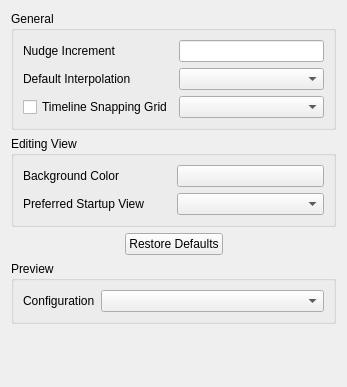
This is src/Authoring/Studio/_Win/UI/StudioAppPrefsPage.ui in flyhex/qt3dstudio as Qt 5 draws it before an edit. The edited form follows.
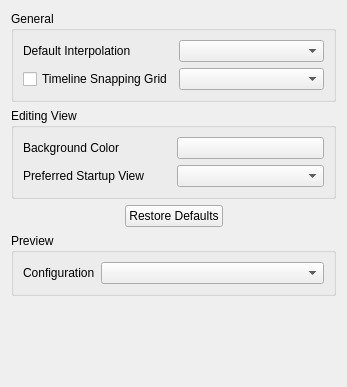
This is the edited form.

```diff
--- a/src/Authoring/Studio/_Win/UI/StudioAppPrefsPage.ui
+++ b/src/Authoring/Studio/_Win/UI/StudioAppPrefsPage.ui
@@ -21,16 +21,6 @@
      </property>
      <layout class="QGridLayout" name="gridLayout">
       <item row="0" column="0">
-       <widget class="QLabel" name="label">
-        <property name="text">
-         <string>Nudge Increment</string>
-        </property>
-        <property name="buddy">
-         <cstring>m_editNudgeAmount</cstring>
-        </property>
-       </widget>
-      </item>
-      <item row="1" column="0">
        <widget class="QLabel" name="label_2">
         <property name="text">
          <string>Default Interpolation</string>
@@ -40,22 +30,19 @@
         </property>
        </widget>
       </item>
-      <item row="1" column="1">
+      <item row="0" column="1">
        <widget class="QComboBox" name="m_DefaultInterpolation"/>
       </item>
-      <item row="2" column="0">
+      <item row="1" column="1">
+       <widget class="QComboBox" name="m_SnapRangeCombo"/>
+      </item>
+      <item row="1" column="0">
        <widget class="QCheckBox" name="m_checkTimelineAbsoluteSnapping">
         <property name="text">
          <string>Timeline Snapping Grid</string>
         </property>
        </widget>
       </item>
-      <item row="2" column="1">
-       <widget class="QComboBox" name="m_SnapRangeCombo"/>
-      </item>
-      <item row="0" column="1">
-       <widget class="QLineEdit" name="m_editNudgeAmount"/>
-      </item>
      </layout>
     </widget>
    </item>
```
